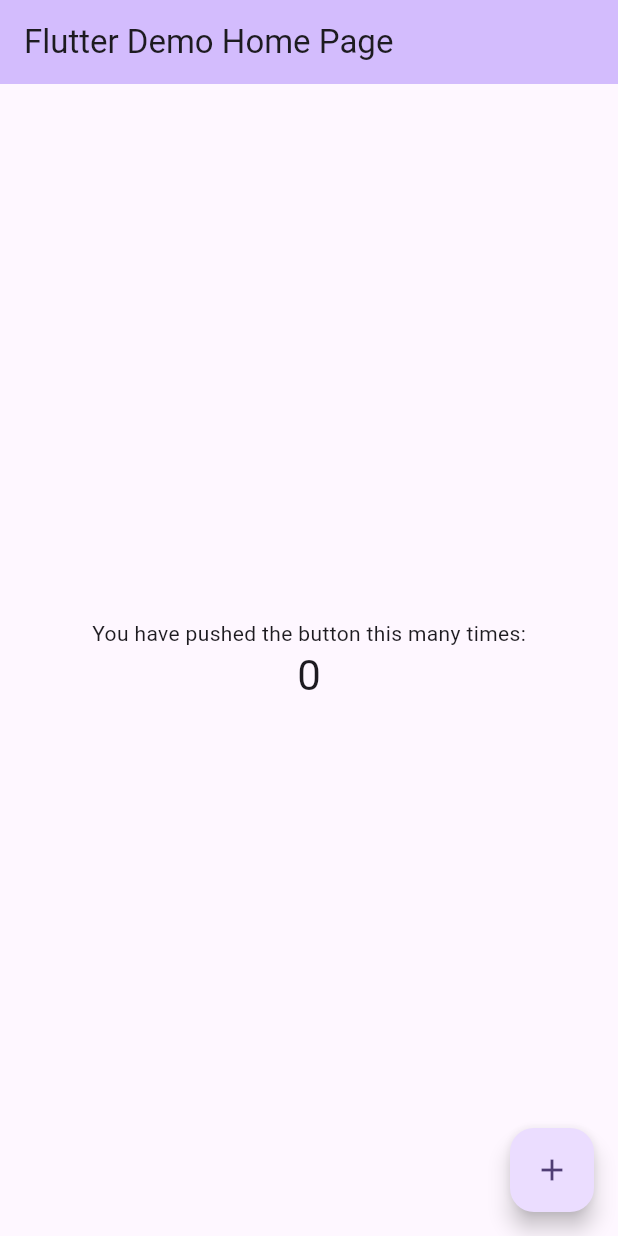
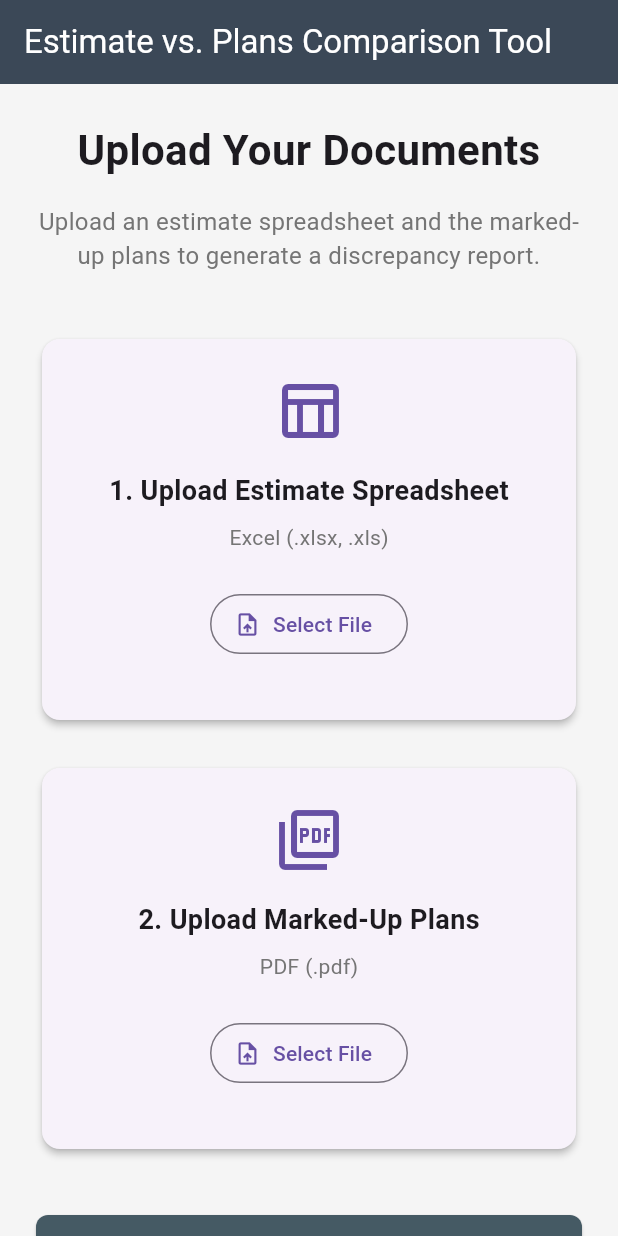
Before and after one commit to could-ai/019a4bbd-196f-7ad4-bb3f-0fe9605a233c, a Flutter app: the screen it shows after launch, on a phone screen of 412 x 824 dp. Run offline on Flutter 3.47's test engine with Material 3 defaults, Android fonts, the phone set to English and light mode, and no system bars; our stand-ins replace file_picker.

Commit message:
I have added the `file_picker: ^8.0.6` dependency to the `pubspec.yaml` file. This package is essential for enabling file selection functionality within the application, allowing users to upload their Excel and PDF files directly from their local machine. This is a critical first step in building the core user flow of the comparison tool.; I have completely replaced the default counter application with a new, purpose-built user interface for your comparison tool. This new UI, contained within a `ComparisonPage` widget, provides the entire front-end for the user's core workflow. Key features include: a clear and descriptive title, two distinct file upload sections for Excel and PDF files with intuitive icons and instructions, file selection buttons that open the native file picker, a display area to confirm the name of the selected files, and a primary "Run Comparison" button. The comparison logic is currently a placeholder that shows an alert, clearly indicating that the backend processing is the next step. This establishes a professional and user-friendly foundation for the application.

```diff
--- a/usr/lib/main.dart
+++ b/usr/lib/main.dart
@@ -1,4 +1,5 @@
 import 'package:flutter/material.dart';
+import 'package:file_picker/file_picker.dart';
 
 void main() {
   runApp(const MyApp());
@@ -7,114 +8,211 @@ void main() {
 class MyApp extends StatelessWidget {
   const MyApp({super.key});
 
-  // This widget is the root of your application.
   @override
   Widget build(BuildContext context) {
     return MaterialApp(
-      title: 'Flutter Demo',
+      title: 'Estimate Comparison Tool',
       debugShowCheckedModeBanner: false,
       theme: ThemeData(
-        // This is the theme of your application.
-        //
-        // TRY THIS: Try running your application with "flutter run". You'll see
-        // the application has a purple toolbar. Then, without quitting the app,
-        // try changing the seedColor in the colorScheme below to Colors.green
-        // and then invoke "hot reload" (save your changes or press the "hot
-        // reload" button in a Flutter-supported IDE, or press "r" if you used
-        // the command line to start the app).
-        //
-        // Notice that the counter didn't reset back to zero; the application
-        // state is not lost during the reload. To reset the state, use hot
-        // restart instead.
-        //
-        // This works for code too, not just values: Most code changes can be
-        // tested with just a hot reload.
-        colorScheme: ColorScheme.fromSeed(seedColor: Colors.deepPurple),
+        primarySwatch: Colors.blueGrey,
+        useMaterial3: true,
+        scaffoldBackgroundColor: Colors.grey[100],
+        appBarTheme: AppBarTheme(
+          backgroundColor: Colors.blueGrey[800],
+          foregroundColor: Colors.white,
+          elevation: 4,
+        ),
+        cardTheme: CardTheme(
+          elevation: 2,
+          shape: RoundedRectangleBorder(borderRadius: BorderRadius.circular(12)),
+        ),
+        elevatedButtonTheme: ElevatedButtonThemeData(
+          style: ElevatedButton.styleFrom(
+            padding: const EdgeInsets.symmetric(vertical: 16, horizontal: 24),
+            shape: RoundedRectangleBorder(borderRadius: BorderRadius.circular(8)),
+            textStyle: const TextStyle(fontSize: 16, fontWeight: FontWeight.bold),
+          ),
+        ),
       ),
-      home: const MyHomePage(title: 'Flutter Demo Home Page'),
+      home: const ComparisonPage(),
     );
   }
 }
 
-class MyHomePage extends StatefulWidget {
-  const MyHomePage({super.key, required this.title});
-
-  // This widget is the home page of your application. It is stateful, meaning
-  // that it has a State object (defined below) that contains fields that affect
-  // how it looks.
-
-  // This class is the configuration for the state. It holds the values (in this
-  // case the title) provided by the parent (in this case the App widget) and
-  // used by the build method of the State. Fields in a Widget subclass are
-  // always marked "final".
-
-  final String title;
+class ComparisonPage extends StatefulWidget {
+  const ComparisonPage({super.key});
 
   @override
-  State<MyHomePage> createState() => _MyHomePageState();
+  State<ComparisonPage> createState() => _ComparisonPageState();
 }
 
-class _MyHomePageState extends State<MyHomePage> {
-  int _counter = 0;
+class _ComparisonPageState extends State<ComparisonPage> {
+  String? _excelFileName;
+  String? _pdfFileName;
 
-  void _incrementCounter() {
-    setState(() {
-      // This call to setState tells the Flutter framework that something has
-      // changed in this State, which causes it to rerun the build method below
-      // so that the display can reflect the updated values. If we changed
-      // _counter without calling setState(), then the build method would not be
-      // called again, and so nothing would appear to happen.
-      _counter++;
-    });
+  Future<void> _pickFile(Function(String) onFilePicked, List<String> allowedExtensions) async {
+    try {
+      FilePickerResult? result = await FilePicker.platform.pickFiles(
+        type: FileType.custom,
+        allowedExtensions: allowedExtensions,
+      );
+
+      if (result != null) {
+        setState(() {
+          onFilePicked(result.files.single.name);
+        });
+      }
+    } catch (e) {
+      // Handle potential errors, e.g., platform exceptions
+      ScaffoldMessenger.of(context).showSnackBar(
+        SnackBar(content: Text("Error picking file: $e")),
+      );
+    }
+  }
+
+  void _runComparison() {
+    if (_excelFileName != null && _pdfFileName != null) {
+      showDialog(
+        context: context,
+        builder: (context) => AlertDialog(
+          title: const Text('Comparison Ready'),
+          content: Text(
+              'Comparing "$_excelFileName" and "$_pdfFileName".\n\n(This is a placeholder. The actual comparison logic and report generation will be implemented in the next phase.)'),
+          actions: [
+            TextButton(
+              onPressed: () => Navigator.of(context).pop(),
+              child: const Text('OK'),
+            ),
+          ],
+        ),
+      );
+    } else {
+      showDialog(
+        context: context,
+        builder: (context) => AlertDialog(
+          title: const Text('Files Missing'),
+          content: const Text('Please upload both an Excel estimate and a PDF plan to continue.'),
+          actions: [
+            TextButton(
+              onPressed: () => Navigator.of(context).pop(),
+              child: const Text('OK'),
+            ),
+          ],
+        ),
+      );
+    }
   }
 
   @override
   Widget build(BuildContext context) {
-    // This method is rerun every time setState is called, for instance as done
-    // by the _incrementCounter method above.
-    //
-    // The Flutter framework has been optimized to make rerunning build methods
-    // fast, so that you can just rebuild anything that needs updating rather
-    // than having to individually change instances of widgets.
     return Scaffold(
       appBar: AppBar(
-        // TRY THIS: Try changing the color here to a specific color (to
-        // Colors.amber, perhaps?) and trigger a hot reload to see the AppBar
-        // change color while the other colors stay the same.
-        backgroundColor: Theme.of(context).colorScheme.inversePrimary,
-        // Here we take the value from the MyHomePage object that was created by
-        // the App.build method, and use it to set our appbar title.
-        title: Text(widget.title),
+        title: const Text('Estimate vs. Plans Comparison Tool'),
       ),
       body: Center(
-        // Center is a layout widget. It takes a single child and positions it
-        // in the middle of the parent.
+        child: SingleChildScrollView(
+          child: ConstrainedBox(
+            constraints: const BoxConstraints(maxWidth: 700),
+            child: Padding(
+              padding: const EdgeInsets.all(24.0),
+              child: Column(
+                mainAxisAlignment: MainAxisAlignment.center,
+                crossAxisAlignment: CrossAxisAlignment.stretch,
+                children: <Widget>[
+                  const Text(
+                    'Upload Your Documents',
+                    style: TextStyle(fontSize: 28, fontWeight: FontWeight.bold),
+                    textAlign: TextAlign.center,
+                  ),
+                  const SizedBox(height: 16),
+                  Text(
+                    'Upload an estimate spreadsheet and the marked-up plans to generate a discrepancy report.',
+                    style: TextStyle(fontSize: 16, color: Colors.grey[600]),
+                    textAlign: TextAlign.center,
+                  ),
+                  const SizedBox(height: 40),
+                  _buildFileUploadWidget(
+                    title: '1. Upload Estimate Spreadsheet',
+                    fileType: 'Excel (.xlsx, .xls)',
+                    fileName: _excelFileName,
+                    onPressed: () => _pickFile((name) => _excelFileName = name, ['xlsx', 'xls']),
+                    icon: Icons.table_chart_outlined,
+                  ),
+                  const SizedBox(height: 24),
+                  _buildFileUploadWidget(
+                    title: '2. Upload Marked-Up Plans',
+                    fileType: 'PDF (.pdf)',
+                    fileName: _pdfFileName,
+                    onPressed: () => _pickFile((name) => _pdfFileName = name, ['pdf']),
+                    icon: Icons.picture_as_pdf_outlined,
+                  ),
+                  const SizedBox(height: 40),
+                  ElevatedButton.icon(
+                    onPressed: _runComparison,
+                    icon: const Icon(Icons.compare_arrows, size: 24),
+                    label: const Text('Run Comparison'),
+                    style: ElevatedButton.styleFrom(
+                      backgroundColor: Colors.blueGrey[700],
+                      foregroundColor: Colors.white,
+                    ),
+                  ),
+                ],
+              ),
+            ),
+          ),
+        ),
+      ),
+    );
+  }
+
+  Widget _buildFileUploadWidget({
+    required String title,
+    required String fileType,
+    required String? fileName,
+    required VoidCallback onPressed,
+    required IconData icon,
+  }) {
+    return Card(
+      child: Padding(
+        padding: const EdgeInsets.all(24.0),
         child: Column(
-          // Column is also a layout widget. It takes a list of children and
-          // arranges them vertically. By default, it sizes itself to fit its
-          // children horizontally, and tries to be as tall as its parent.
-          //
-          // Column has various properties to control how it sizes itself and
-          // how it positions its children. Here we use mainAxisAlignment to
-          // center the children vertically; the main axis here is the vertical
-          // axis because Columns are vertical (the cross axis would be
-          // horizontal).
-          //
-          // TRY THIS: Invoke "debug painting" (choose the "Toggle Debug Paint"
-          // action in the IDE, or press "p" in the console), to see the
-          // wireframe for each widget.
-          mainAxisAlignment: MainAxisAlignment.center,
-          children: <Widget>[
-            const Text('You have pushed the button this many times:'),
-            Text('$_counter', style: Theme.of(context).textTheme.headlineMedium),
+          children: [
+            Icon(icon, size: 48, color: Theme.of(context).primaryColor),
+            const SizedBox(height: 16),
+            Text(title, style: const TextStyle(fontSize: 18, fontWeight: FontWeight.w600)),
+            const SizedBox(height: 8),
+            Text(fileType, style: TextStyle(color: Colors.grey[600])),
+            const SizedBox(height: 24),
+            OutlinedButton.icon(
+              onPressed: onPressed,
+              icon: const Icon(Icons.upload_file),
+              label: const Text('Select File'),
+            ),
+            const SizedBox(height: 16),
+            AnimatedContainer(
+              duration: const Duration(milliseconds: 300),
+              height: fileName != null ? 24 : 0,
+              child: fileName != null
+                  ? Row(
+                      mainAxisAlignment: MainAxisAlignment.center,
+                      children: [
+                        const Icon(Icons.check_circle, color: Colors.green, size: 20),
+                        const SizedBox(width: 8),
+                        Expanded(
+                          child: Text(
+                            fileName,
+                            style: const TextStyle(fontWeight: FontWeight.bold),
+                            overflow: TextOverflow.ellipsis,
+                            textAlign: TextAlign.center,
+                          ),
+                        ),
+                      ],
+                    )
+                  : null,
+            ),
           ],
         ),
       ),
-      floatingActionButton: FloatingActionButton(
-        onPressed: _incrementCounter,
-        tooltip: 'Increment',
-        child: const Icon(Icons.add),
-      ), // This trailing comma makes auto-formatting nicer for build methods.
     );
   }
 }
--- a/usr/pubspec.yaml
+++ b/usr/pubspec.yaml
@@ -34,6 +34,7 @@ dependencies:
   # The following adds the Cupertino Icons font to your application.
   # Use with the CupertinoIcons class for iOS style icons.
   cupertino_icons: ^1.0.8
+  file_picker: ^8.0.6
 
 dev_dependencies:
   flutter_test:
```
